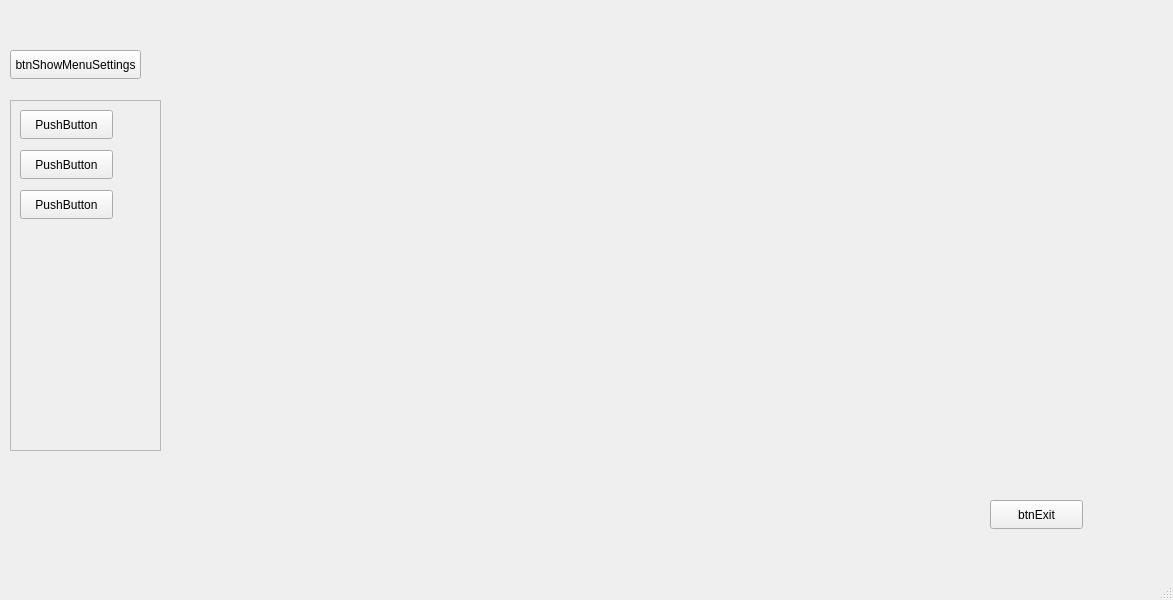
Astropl/Test10, file Test6/Settings/settings.ui: the form before one commit.
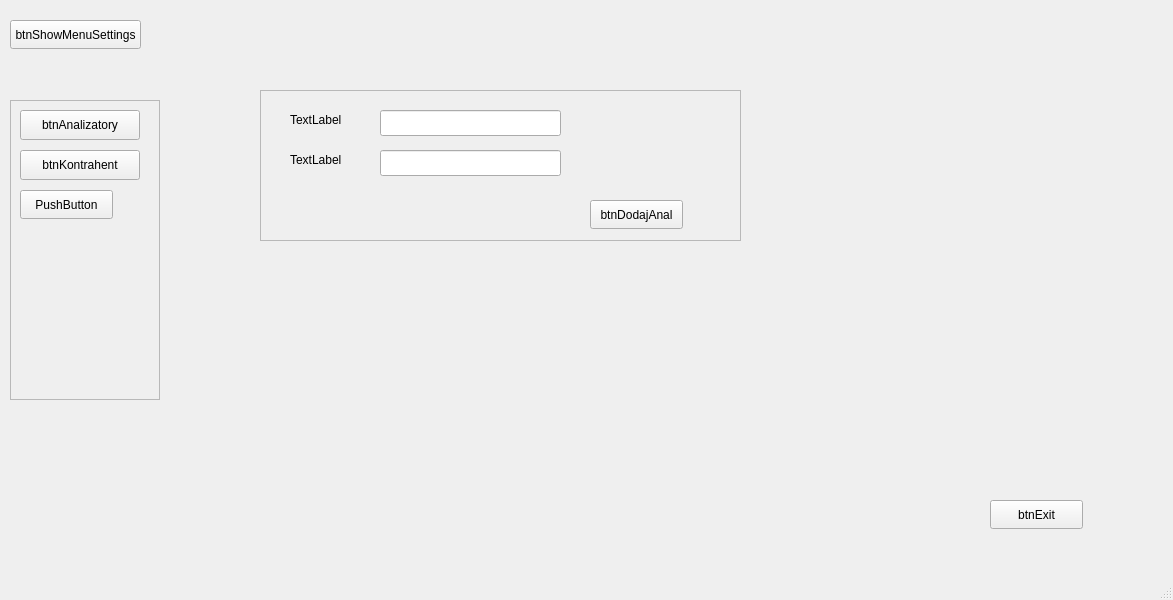
The form after the commit.

Patch:
```diff
--- a/Test6/Settings/settings.ui
+++ b/Test6/Settings/settings.ui
@@ -31,7 +31,7 @@
     <property name="geometry">
      <rect>
       <x>10</x>
-      <y>50</y>
+      <y>20</y>
       <width>131</width>
       <height>29</height>
      </rect>
@@ -45,8 +45,8 @@
      <rect>
       <x>10</x>
       <y>100</y>
-      <width>151</width>
-      <height>351</height>
+      <width>150</width>
+      <height>300</height>
      </rect>
     </property>
     <property name="frameShape">
@@ -60,12 +60,12 @@
       <rect>
        <x>10</x>
        <y>10</y>
-       <width>93</width>
-       <height>29</height>
+       <width>120</width>
+       <height>30</height>
       </rect>
      </property>
      <property name="text">
-      <string>PushButton</string>
+      <string>btnAnalizatory</string>
      </property>
     </widget>
     <widget class="QPushButton" name="pushButton_2">
@@ -73,12 +73,12 @@
       <rect>
        <x>10</x>
        <y>50</y>
-       <width>93</width>
-       <height>29</height>
+       <width>120</width>
+       <height>30</height>
       </rect>
      </property>
      <property name="text">
-      <string>PushButton</string>
+      <string>btnKontrahent</string>
      </property>
     </widget>
     <widget class="QPushButton" name="pushButton_3">
@@ -95,6 +95,81 @@
      </property>
     </widget>
    </widget>
+   <widget class="QFrame" name="frmRightAnalyser">
+    <property name="geometry">
+     <rect>
+      <x>260</x>
+      <y>90</y>
+      <width>481</width>
+      <height>151</height>
+     </rect>
+    </property>
+    <property name="frameShape">
+     <enum>QFrame::StyledPanel</enum>
+    </property>
+    <property name="frameShadow">
+     <enum>QFrame::Raised</enum>
+    </property>
+    <widget class="QLabel" name="lblDodajProducent">
+     <property name="geometry">
+      <rect>
+       <x>30</x>
+       <y>20</y>
+       <width>63</width>
+       <height>20</height>
+      </rect>
+     </property>
+     <property name="text">
+      <string>TextLabel</string>
+     </property>
+    </widget>
+    <widget class="QLineEdit" name="lineDodajProducent">
+     <property name="geometry">
+      <rect>
+       <x>120</x>
+       <y>20</y>
+       <width>181</width>
+       <height>26</height>
+      </rect>
+     </property>
+    </widget>
+    <widget class="QLineEdit" name="lineDodajModel">
+     <property name="geometry">
+      <rect>
+       <x>120</x>
+       <y>60</y>
+       <width>181</width>
+       <height>26</height>
+      </rect>
+     </property>
+    </widget>
+    <widget class="QLabel" name="lblDodajModel">
+     <property name="geometry">
+      <rect>
+       <x>30</x>
+       <y>60</y>
+       <width>63</width>
+       <height>20</height>
+      </rect>
+     </property>
+     <property name="text">
+      <string>TextLabel</string>
+     </property>
+    </widget>
+    <widget class="QPushButton" name="btnDodajAnal">
+     <property name="geometry">
+      <rect>
+       <x>330</x>
+       <y>110</y>
+       <width>93</width>
+       <height>29</height>
+      </rect>
+     </property>
+     <property name="text">
+      <string>btnDodajAnal</string>
+     </property>
+    </widget>
+   </widget>
   </widget>
   <widget class="QMenuBar" name="menubar">
    <property name="geometry">
```
Left out of the diff: 6 changed lines with no effect on the pictures.
